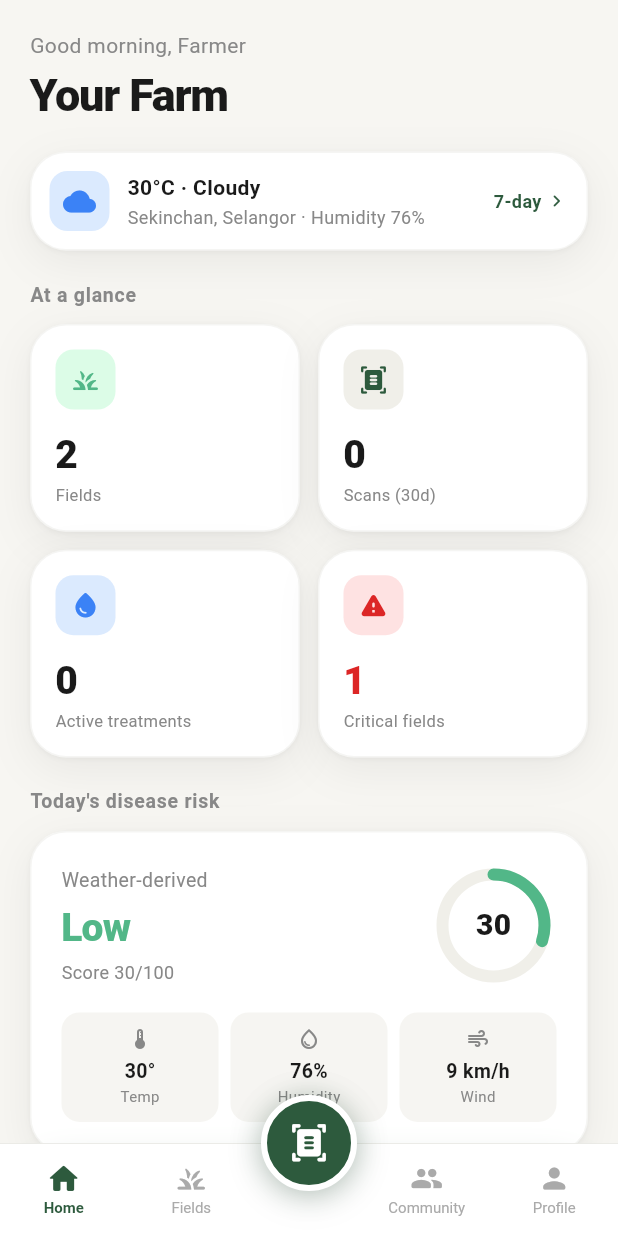
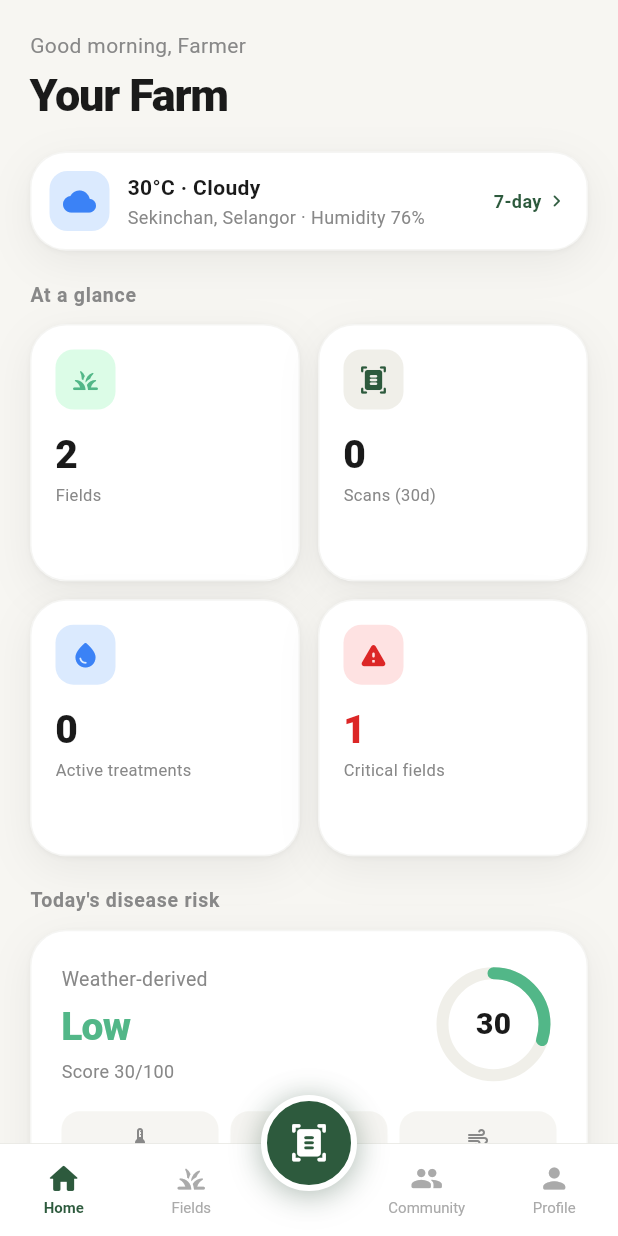
Before and after one commit to fahmireton/InnoGRO, a Flutter app: the screen it shows after launch, on a phone screen of 412 x 824 dp. Run offline on Flutter 3.47's test engine with Material 3 defaults, Android fonts, the phone set to English and light mode, and no system bars; our stand-ins replace image_picker.

Commit message:
Fix bottom nav overflow and glance card overflow
- shell.dart: replace SafeArea with explicit bottom padding to avoid
  double-counting safe area inset (was causing 35px overflow)
- home_screen.dart: reduce glance card childAspectRatio 1.3→1.05 to
  give enough height for icon + value + label (was overflowing 7.8px)

Co-Authored-By: Claude Sonnet 4.6 <noreply@anthropic.com>

```diff
--- a/lib/screens/home_screen.dart
+++ b/lib/screens/home_screen.dart
@@ -220,7 +220,7 @@ class _GlanceGrid extends StatelessWidget {
       mainAxisSpacing: 12,
       shrinkWrap: true,
       physics: const NeverScrollableScrollPhysics(),
-      childAspectRatio: 1.3,
+      childAspectRatio: 1.05,
       children: items.map((item) => Container(
         padding: const EdgeInsets.all(16),
         decoration: _cardDecoration(),
--- a/lib/screens/shell.dart
+++ b/lib/screens/shell.dart
@@ -69,13 +69,13 @@ class _BottomNav extends StatelessWidget {
             bottom: 0, left: 0, right: 0,
             child: Container(
               height: navH + bottomPad,
+              padding: EdgeInsets.only(bottom: bottomPad),
               decoration: const BoxDecoration(
                 color: Colors.white,
                 border: Border(
                   top: BorderSide(color: AppColors.border, width: 0.5),
                 ),
               ),
-              child: SafeArea(
               child: Row(
                 children: [
                   _item(0, Icons.home_rounded, 'Home'),
@@ -85,7 +85,6 @@ class _BottomNav extends StatelessWidget {
                   _item(3, Icons.people_rounded, 'Community'),
                   _item(4, Icons.person_rounded, 'Profile'),
                 ],
-                ),
               ),
             ),
           ),
```
Lines whose indentation alone changed are shown as unchanged.
